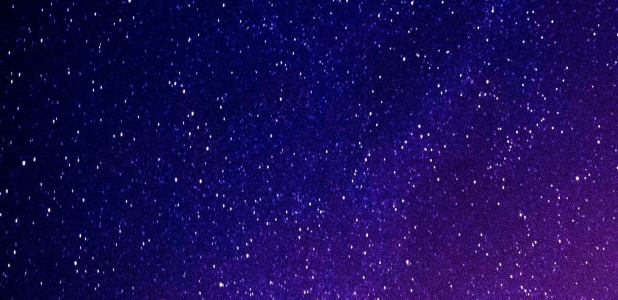
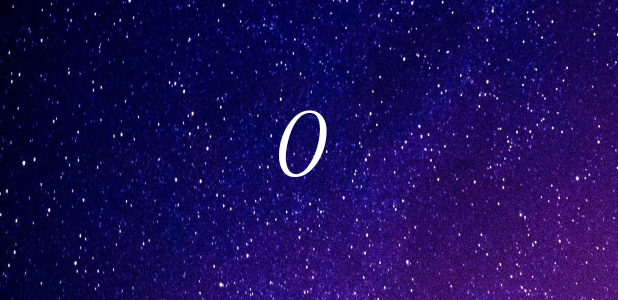
Before and after one commit to sharif-dev/wakeup_project, an Android app: the layout activity_shake.xml on its own in the app's theme, with its tools: preview values and no code run, on a phone screen of 412 x 824 dp. Shown: the part 552-852 px from the top of the screen. Run offline under Robolectric (Android 15) with nearby library versions, the phone set to English and light mode, and no system bars.

Commit message:
fix another bug

```diff
--- a/app/src/main/res/layout/activity_shake.xml
+++ b/app/src/main/res/layout/activity_shake.xml
@@ -41,4 +41,19 @@
         app:layout_constraintTop_toTopOf="parent"
         app:layout_constraintVertical_bias="0.362" />
 
+    <TextView
+        android:id="@+id/num_shake_txt"
+        android:layout_width="92dp"
+        android:layout_height="89dp"
+        android:fontFamily="cursive"
+        android:text="0"
+        android:textColor="#FFFFFF"
+        android:textSize="55sp"
+        app:layout_constraintBottom_toBottomOf="parent"
+        app:layout_constraintEnd_toEndOf="parent"
+        app:layout_constraintHorizontal_bias="0.573"
+        app:layout_constraintStart_toStartOf="parent"
+        app:layout_constraintTop_toTopOf="parent"
+        app:layout_constraintVertical_bias="0.585" />
+
 </androidx.constraintlayout.widget.ConstraintLayout>
```
Also changed, not shown: app/src/main/java/com/example/wakeup/shakeActivity.java (+14 -6 lines).
